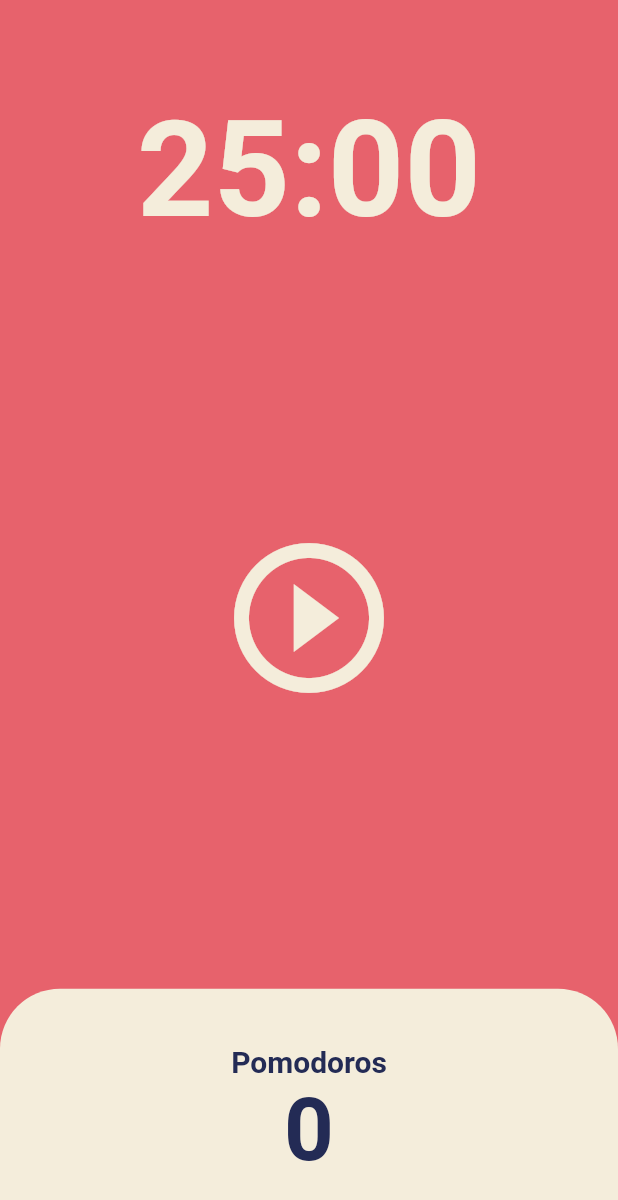
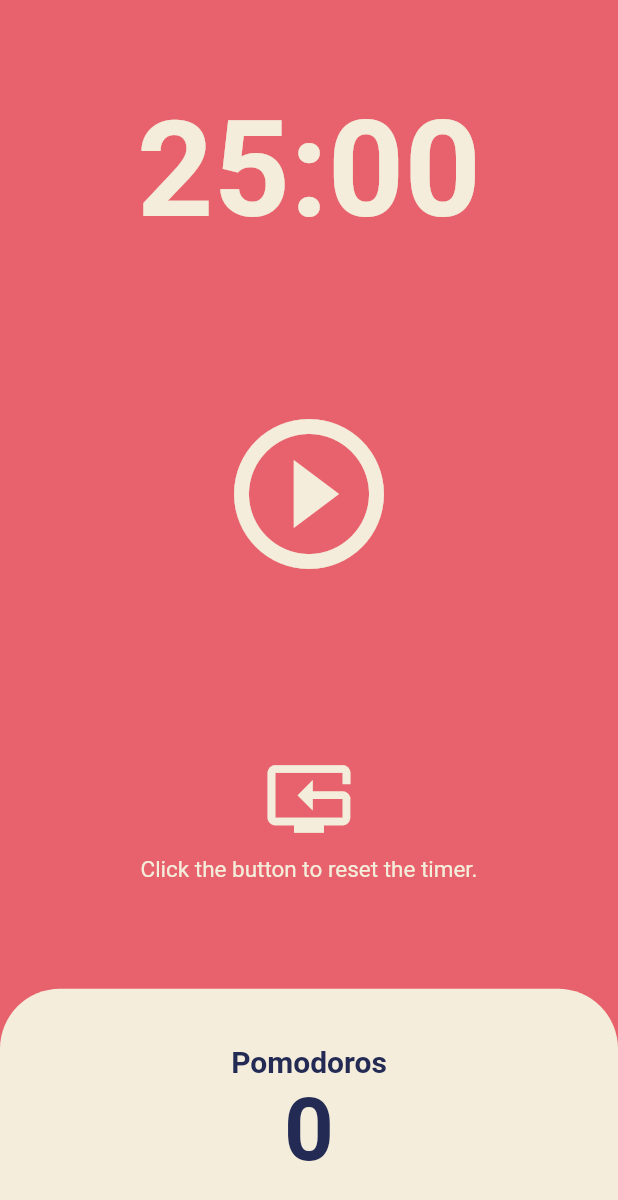
Before and after one commit to a17876/flutter_pomodoro, a Flutter app: the screen it shows after launch, on a phone screen of 412 x 824 dp. Shown: the top 1200 px of the screen. Run offline on Flutter 3.47's test engine with Material 2 defaults, Android fonts, the phone set to English and light mode, and no system bars.

Commit message:
add reset button

```diff
--- a/lib/screens/home_screen.dart
+++ b/lib/screens/home_screen.dart
@@ -45,6 +45,13 @@ class _HomeScreenState extends State<HomeScreen> {
     });
   }
 
+  void onRestartPressed() {
+    setState(() {
+      isRunning = false;
+      totalSeconds = twentyFiveMinutes;
+    });
+  }
+
   String format(int seconds) {
     var duration = Duration(seconds: seconds);
     return duration.toString().substring(2, 7);
@@ -71,7 +78,7 @@ class _HomeScreenState extends State<HomeScreen> {
             ),
           ),
           Flexible(
-            flex: 3,
+            flex: 2,
             child: Center(
               child: IconButton(
                 color: Theme.of(context).cardColor,
@@ -81,6 +88,26 @@ class _HomeScreenState extends State<HomeScreen> {
                     ? Icons.pause_circle_outline
                     : Icons.play_circle_outline),
               ),
+            ),
+          ),
+          Flexible(
+            flex: 1,
+            child: Column(
+              children: [
+                IconButton(
+                  color: Theme.of(context).cardColor,
+                  iconSize: 60,
+                  onPressed: onRestartPressed,
+                  icon: const Icon(Icons.reset_tv),
+                ),
+                Text(
+                  'Click the button to reset the timer.',
+                  style: TextStyle(
+                    fontSize: 15,
+                    color: Theme.of(context).cardColor,
+                  ),
+                )
+              ],
             ),
           ),
           Flexible(
```
